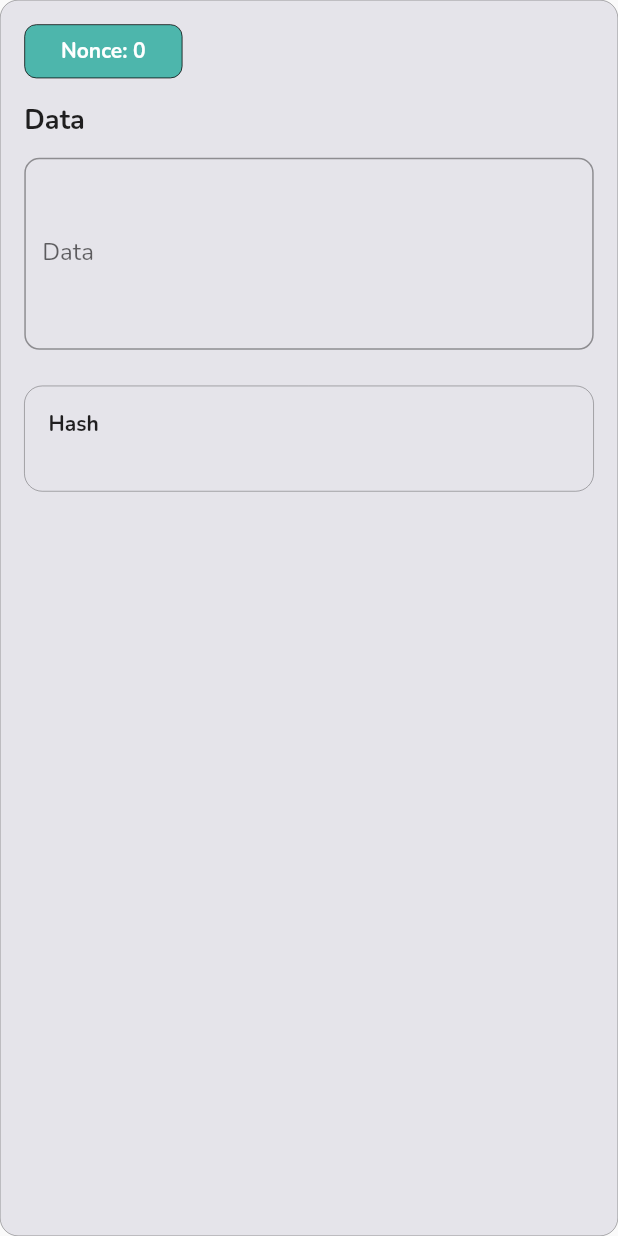
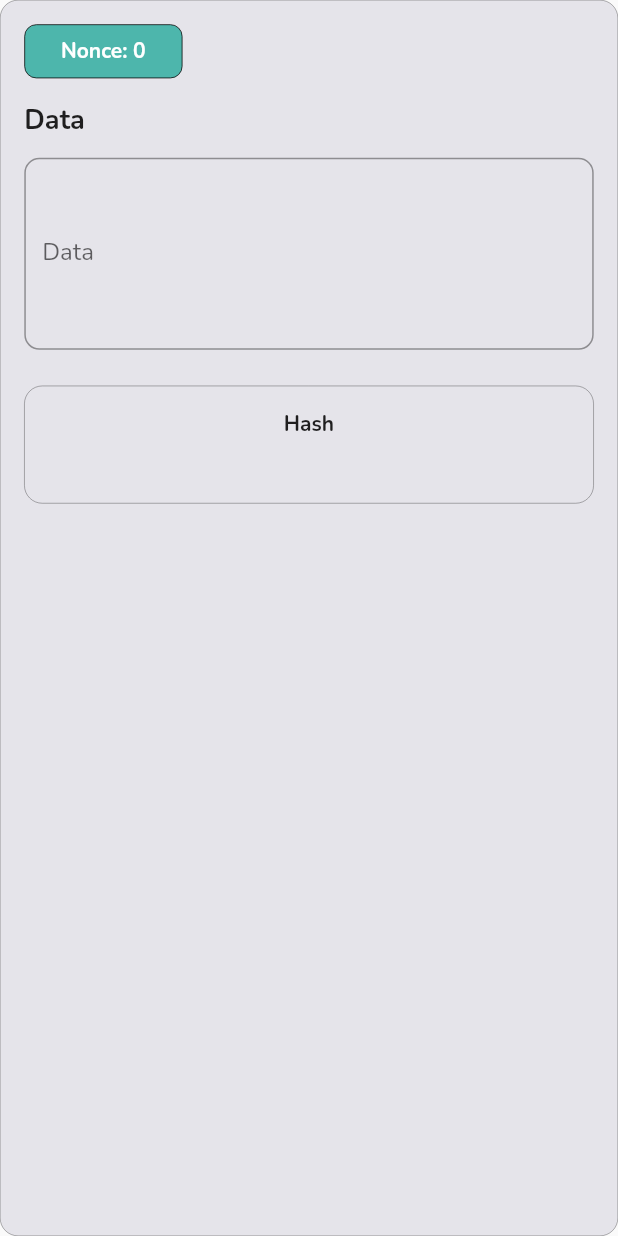
Before and after one commit to rashidwassan/blockchain-demo-app-flutter, a Flutter app: the BlockCard widget shown alone on an empty page, opened directly with empty values, on a phone screen of 412 x 824 dp. Run offline on Flutter 3.47's test engine with Material 2 defaults, Android fonts, the phone set to English and light mode, and no system bars; our stand-ins replace google_fonts, lottie.

Commit message:
null fixes on block page

```diff
--- a/lib/components/block_card.dart
+++ b/lib/components/block_card.dart
@@ -9,6 +9,7 @@ class BlockCard extends StatelessWidget {
 
   @override
   Widget build(BuildContext context) {
+    bool isBlockDataAvailable = block != null;
     return AnimatedContainer(
       duration: const Duration(milliseconds: 300),
       padding: const EdgeInsets.all(16),
@@ -27,7 +28,7 @@ class BlockCard extends StatelessWidget {
                 borderRadius: BorderRadius.circular(8)),
             padding: const EdgeInsets.symmetric(vertical: 8, horizontal: 24),
             child: Text(
-              'Nonce: ${block!.nonce.toString()}',
+              isBlockDataAvailable ? 'Nonce: ${block!.nonce.toString()}' : "",
               textAlign: TextAlign.center,
               style: const TextStyle(
                   fontWeight: FontWeight.bold, color: Colors.white),
@@ -52,6 +53,7 @@ class BlockCard extends StatelessWidget {
             child: Column(
               children: [
                 Row(
+                  mainAxisAlignment: MainAxisAlignment.center,
                   children: const [
                     Text(
                       'Hash',
@@ -60,8 +62,11 @@ class BlockCard extends StatelessWidget {
                     ),
                   ],
                 ),
+                const SizedBox(
+                  height: 8,
+                ),
                 SelectableText(
-                  block!.hash,
+                  isBlockDataAvailable ? block!.hash : '',
                   textAlign: TextAlign.center,
                 ),
               ],
```
